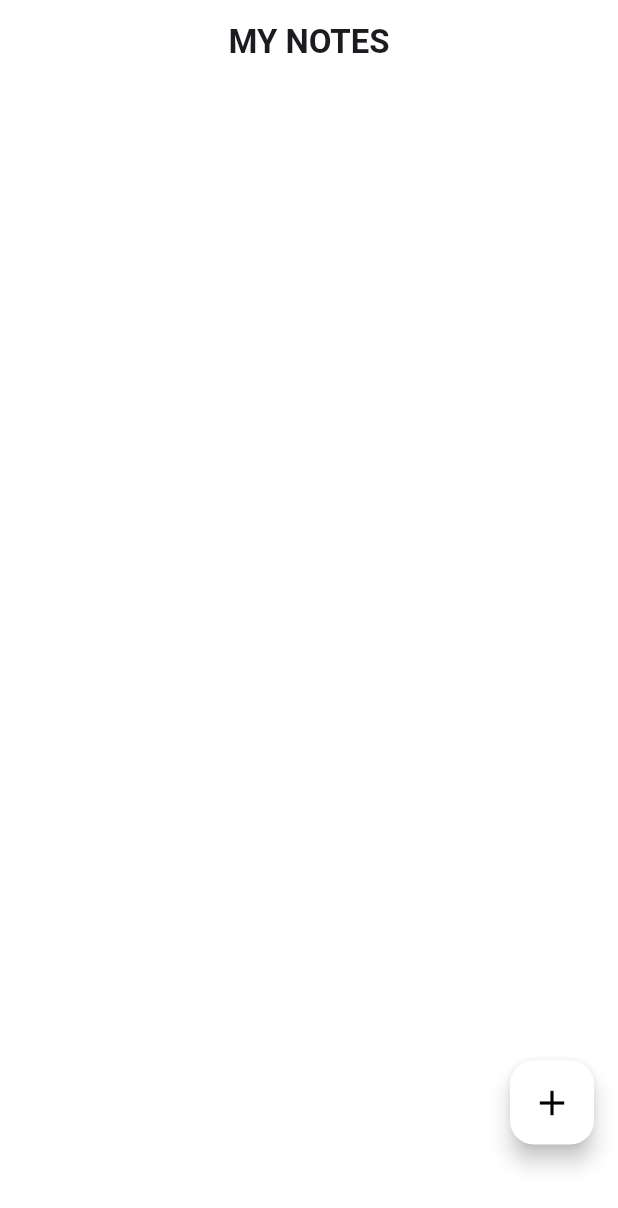
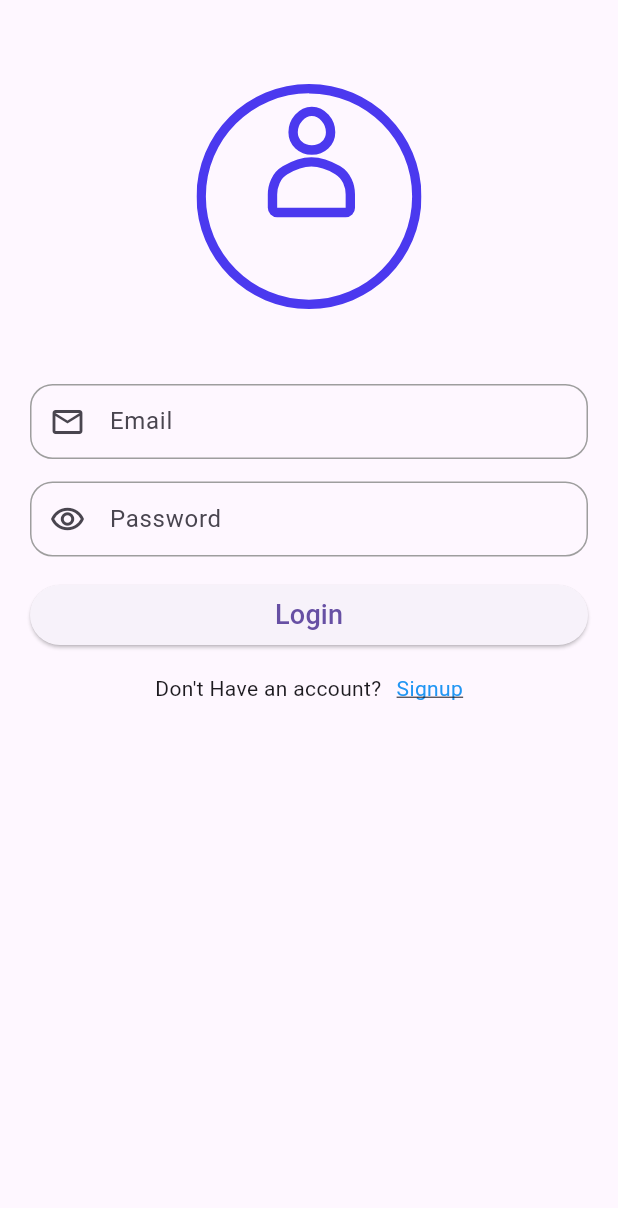
Before and after one commit to robiulsunnyemon/mynoteapp, a Flutter app: the screen it shows after launch, on a phone screen of 412 x 824 dp. Shown: the top 1208 px of the screen. Run offline on Flutter 3.47's test engine with Material 3 defaults, Android fonts, the phone set to English and light mode, and no system bars; our stand-ins replace cloud_firestore, firebase_auth, firebase_core, get, lottie; accounts and stored records are empty.

Commit message:
add login, logout screen and firebase auth(email and password) setup

```diff
--- a/lib/main.dart
+++ b/lib/main.dart
@@ -2,6 +2,7 @@ import 'package:flutter/material.dart';
 import 'package:get/get.dart';
 import 'package:mynoteapp/screens/homeScreen.dart';
 import 'package:firebase_core/firebase_core.dart';
+import 'package:mynoteapp/screens/login_Screen.dart';
 import 'firebase_options.dart';
 
 void main() async{
@@ -23,7 +24,7 @@ class MyApp extends StatelessWidget {
       title: 'My Note App',
       theme: ThemeData(
       ),
-      home: myHomeScreen(),
+      home: log_in_screen(),
       debugShowCheckedModeBanner: false,
     );
   }
--- /dev/null
+++ b/lib/screens/login_Screen.dart
@@ -0,0 +1,135 @@
+import 'package:firebase_auth/firebase_auth.dart';
+import 'package:flutter/material.dart';
+import 'package:lottie/lottie.dart';
+import 'package:mynoteapp/screens/homeScreen.dart';
+import 'package:mynoteapp/screens/signup_Screen.dart';
+
+class log_in_screen extends StatefulWidget {
+   log_in_screen({super.key});
+
+  @override
+  State<log_in_screen> createState() => _log_in_screenState();
+}
+
+class _log_in_screenState extends State<log_in_screen> {
+  final TextEditingController _email_controler=TextEditingController();
+  final TextEditingController _password_controler=TextEditingController();
+
+  Future sign_in_auth(String email,String password)async{
+    if(email=="" && password==""){
+      print("email and password null");
+    }
+    else if (email=="" || password==""){
+      print("email and password null");
+    }
+    else{
+      UserCredential? usercredential;
+      try{
+        usercredential=await FirebaseAuth.instance.signInWithEmailAndPassword(email: email, password: password).then((valu){
+          Navigator.pushReplacement(context, MaterialPageRoute(builder: (context) => myHomeScreen(),));
+        });
+      }on FirebaseException catch(ex){
+        print("Exception is ${ex}");
+      }
+    }
+  }
+
+  @override
+  Widget build(BuildContext context) {
+
+    return Scaffold(
+      appBar: AppBar(
+
+      ),
+      body: Padding(
+        padding: const EdgeInsets.symmetric(horizontal: 20),
+        child: SingleChildScrollView(
+          child: Column(
+            children: [
+              Container(
+               width: 150,
+               height: 150,
+                child: Lottie.asset("assets/lottie/lottie.json",fit: BoxFit.cover),
+              ),
+              SizedBox(height: 50,),
+              Container(),
+              Container(
+                decoration: BoxDecoration(
+                  borderRadius: BorderRadius.circular(15),
+                  border: Border.all(color: Colors.grey),
+                ),
+                child: TextFormField(
+                  controller: _email_controler,
+                  textAlign: TextAlign.start,
+                  textAlignVertical: TextAlignVertical.center,
+                  decoration: InputDecoration(
+                    border: InputBorder.none,
+                    focusedBorder: InputBorder.none,
+                    enabledBorder: InputBorder.none,
+                    hintText: "Email",
+                    prefixIcon: Icon(Icons.email_outlined),
+                    contentPadding: EdgeInsets.symmetric(vertical: 5,horizontal: 20),
+                  ),
+                ),
+              ),
+              SizedBox(height: 15,),
+              Container(
+                decoration: BoxDecoration(
+                  borderRadius: BorderRadius.circular(15),
+                  border: Border.all(color: Colors.grey),
+                ),
+                child: TextFormField(
+                  controller: _password_controler,
+                  textAlign: TextAlign.start,
+                  textAlignVertical: TextAlignVertical.center,
+                  decoration: InputDecoration(
+                    border: InputBorder.none,
+                    focusedBorder: InputBorder.none,
+                    enabledBorder: InputBorder.none,
+                    hintText: "Password",
+                    prefixIcon: Icon(Icons.remove_red_eye_outlined),
+                    contentPadding: EdgeInsets.symmetric(vertical: 5,horizontal: 20),
+                  ),
+                ),
+              ),
+              SizedBox(height: 15,),
+              Container(
+                width: double.infinity,
+                child: ElevatedButton(
+                  onPressed: (){
+                    sign_in_auth(_email_controler.text, _password_controler.text);
+                  },
+                  child: Text("Login",
+                    style: TextStyle(
+                      fontSize: 18,
+                    ),
+                  ),
+                ),
+              ),
+              SizedBox(height: 15,),
+              Row(
+                mainAxisAlignment: MainAxisAlignment.center,
+                children: [
+                  Text("Don't Have an account?"),
+                  SizedBox(width: 10,),
+                  GestureDetector(
+                    onTap: (){
+                      Navigator.push(context, MaterialPageRoute(builder: (context) => sign_up_screen(),));
+                    },
+                    child: Text(
+                      "Signup",
+                      style: TextStyle(
+                          color: Colors.blue,
+                          decoration: TextDecoration.underline,
+                      ),
+                    ),
+                  )
+                ],
+              )
+            ],
+          ),
+        ),
+      ),
+    );
+  }
+}
```
Also changed, not shown: assets/lottie/lottie.json (added, +1 -0 lines), lib/screens/signup_Screen.dart (added, +156 -0 lines), pubspec.yaml (+4 -3 lines), pubspec.lock, 4 other files.
